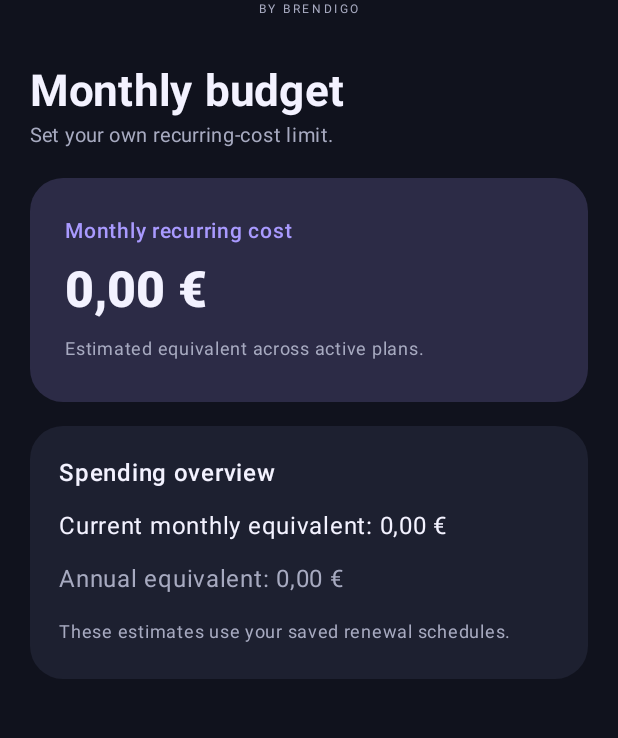
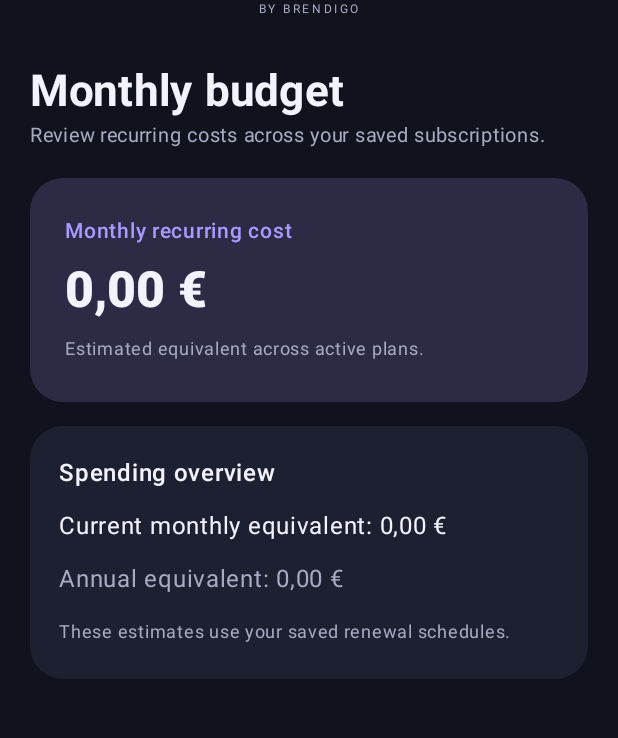
Before and after one commit to bren-wp/SubliX, an Android app built with Jetpack Compose: the screen it shows after launch (MainActivity), after a tap on "Monthly budget", on a phone screen of 412 x 824 dp, the part 60-798 px from its top. Run offline under Robolectric (Android 15) with nearby library versions, the phone set to English and light mode, and no system bars; 1 statement that could not run was skipped; 1 other tap on this screen came first.

Commit message:
fix(free): remove misleading editable-budget promise from Free heading

```diff
--- a/app/src/main/java/com/brendigo/sublix/ui/ExtraScreens.kt
+++ b/app/src/main/java/com/brendigo/sublix/ui/ExtraScreens.kt
@@ -234,7 +234,7 @@ internal fun allCategories(context: Context): List<String> {
     val spent=BillingMath.monthlyEquivalent(plans)
     val cap=BillingMath.parse(text)
     LazyColumn(modifier,contentPadding=PaddingValues(20.dp),verticalArrangement=Arrangement.spacedBy(16.dp)){
-        item {ScreenHeading("Monthly budget","Set your own recurring-cost limit.")}
+        item {ScreenHeading("Monthly budget",if(pro) "Set your own recurring-cost limit." else "Review recurring costs across your saved subscriptions.")}
         item {Callout("Monthly recurring cost",BillingMath.format(spent),"Estimated equivalent across active plans.")}
         if(!pro) item {ElevatedSection {
             Text("Spending overview",fontWeight=FontWeight.SemiBold)
```
